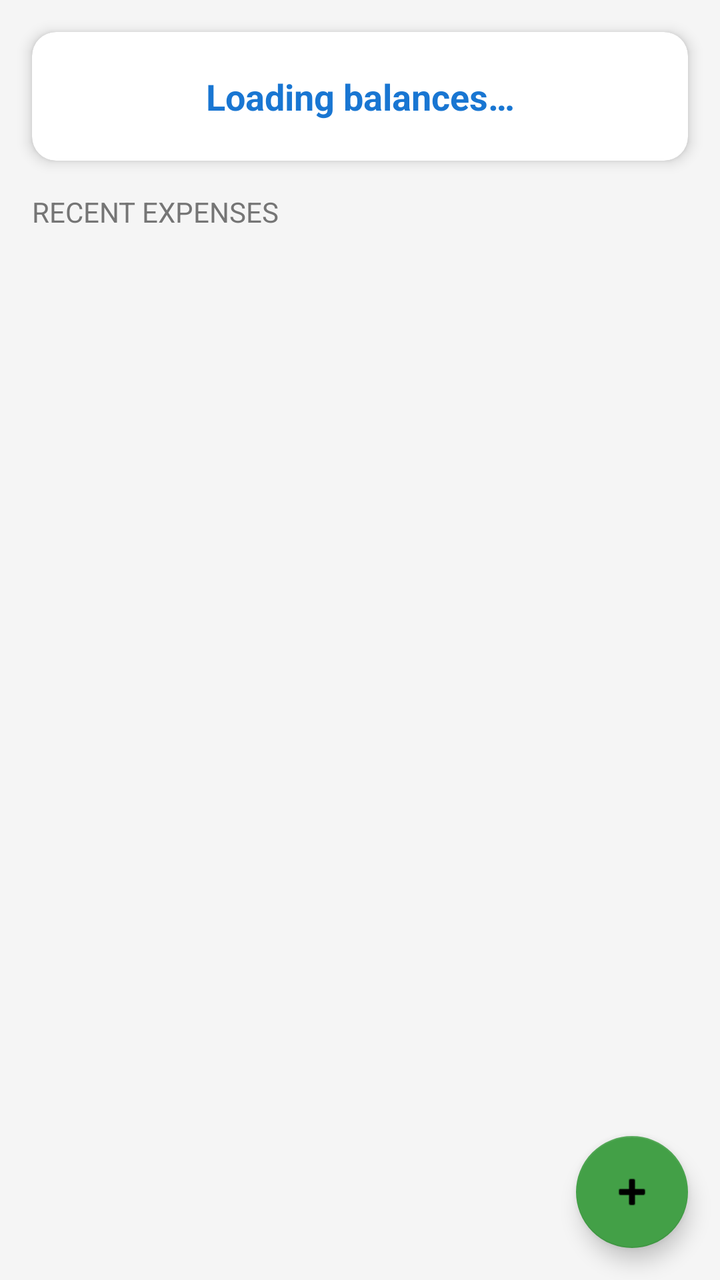
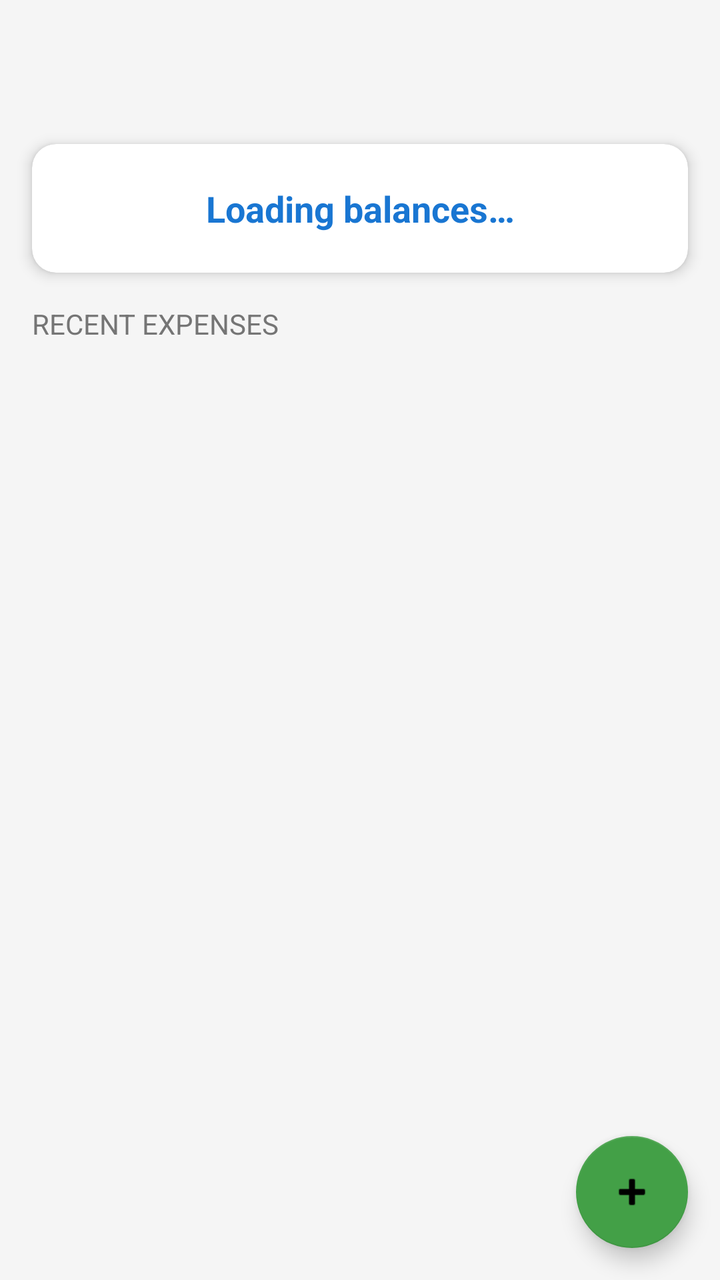

Two renders of the same Android screen: before a commit and after it. Below are the layout's source before the change and the commit's diff.
<!-- AndroidManifest.xml: application theme Theme.IOweYou.NoActionBar -->
<!-- res/layout/fragment_home.xml -->
<?xml version="1.0" encoding="utf-8"?>
<androidx.coordinatorlayout.widget.CoordinatorLayout
    xmlns:android="http://schemas.android.com/apk/res/android"
    xmlns:app="http://schemas.android.com/apk/res-auto"
    android:layout_width="match_parent"
    android:layout_height="match_parent"
    android:background="@color/background">

    <LinearLayout
        android:layout_width="match_parent"
        android:layout_height="match_parent"
        android:orientation="vertical">

        <com.google.android.material.card.MaterialCardView
            android:layout_width="match_parent"
            android:layout_height="wrap_content"
            android:layout_margin="16dp"
            app:cardElevation="4dp"
            app:cardCornerRadius="12dp">

            <TextView
                android:id="@+id/tvBalanceSummary"
                android:layout_width="match_parent"
                android:layout_height="wrap_content"
                android:padding="20dp"
                android:text="Loading balances…"
                android:textSize="18sp"
                android:textStyle="bold"
                android:gravity="center"
                android:textColor="@color/colorPrimary" />
        </com.google.android.material.card.MaterialCardView>

        <TextView
            android:layout_width="match_parent"
            android:layout_height="wrap_content"
            android:paddingHorizontal="16dp"
            android:paddingBottom="8dp"
            android:text="@string/recent_expenses"
            android:textSize="14sp"
            android:textColor="@color/colorNeutral"
            android:textAllCaps="true" />

        <androidx.recyclerview.widget.RecyclerView
            android:id="@+id/rvExpenses"
            android:layout_width="match_parent"
            android:layout_height="0dp"
            android:layout_weight="1"
            android:clipToPadding="false"
            android:paddingBottom="72dp" />

    </LinearLayout>

    <com.google.android.material.floatingactionbutton.FloatingActionButton
        android:id="@+id/fabNewExpense"
        android:layout_width="wrap_content"
        android:layout_height="wrap_content"
        android:layout_gravity="bottom|end"
        android:layout_margin="16dp"
        android:contentDescription="New expense"
        android:src="@android:drawable/ic_input_add"
        app:backgroundTint="@color/colorAccent" />

</androidx.coordinatorlayout.widget.CoordinatorLayout>
<!-- resources referenced by this layout -->
<resources>
  <color name="background">#F5F5F5</color>
  <color name="colorAccent">#43A047</color>
  <color name="colorNeutral">#757575</color>
  <color name="colorPrimary">#1976D2</color>
  <string name="recent_expenses">Recent Expenses</string>
  <style name="Theme.IOweYou.NoActionBar" parent="Theme.IOweYou">
          <item name="windowActionBar">false</item>
          <item name="windowNoTitle">true</item>
      </style>
  <style name="Theme.IOweYou" parent="Theme.MaterialComponents.DayNight.DarkActionBar">
          <item name="colorPrimary">@color/colorPrimary</item>
          <item name="colorPrimaryDark">@color/colorPrimaryDark</item>
          <item name="colorAccent">@color/colorAccent</item>
          <item name="android:windowBackground">@color/background</item>
      </style>
  <color name="colorPrimaryDark">#1565C0</color>
</resources>

<!-- the commit's change to res/layout/fragment_home.xml (unified diff, before → after) -->
@@ -9,7 +9,8 @@
     <LinearLayout
         android:layout_width="match_parent"
         android:layout_height="match_parent"
-        android:orientation="vertical">
+        android:orientation="vertical"
+        android:paddingTop="?attr/actionBarSize">
 
         <com.google.android.material.card.MaterialCardView
             android:layout_width="match_parent"
